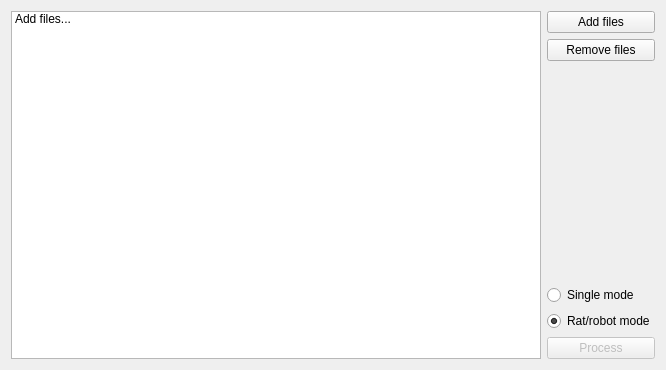
First picture: the form in evaluate.ui, repository fgu-cas/krocan-evaluator, before the edit.
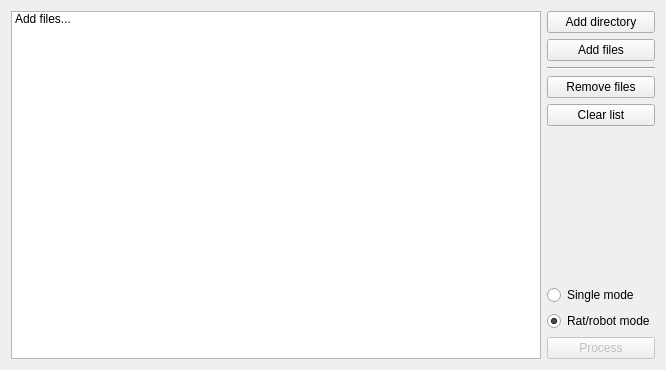
Second picture: the form after the edit.

Commit message: add "add directory" and "clear list" option

```diff
--- a/evaluate.ui
+++ b/evaluate.ui
@@ -25,6 +25,13 @@
    </item>
    <item>
     <layout class="QVBoxLayout" name="verticalLayout">
+     <item>
+      <widget class="QPushButton" name="addDirButton">
+       <property name="text">
+        <string>Add directory</string>
+       </property>
+      </widget>
+     </item>
      <item>
       <widget class="QPushButton" name="addButton">
        <property name="text">
@@ -32,6 +39,13 @@
        </property>
       </widget>
      </item>
+     <item>
+      <widget class="Line" name="line">
+       <property name="orientation">
+        <enum>Qt::Horizontal</enum>
+       </property>
+      </widget>
+     </item>
      <item>
       <widget class="QPushButton" name="removeButton">
        <property name="text">
@@ -39,6 +53,13 @@
        </property>
       </widget>
      </item>
+     <item>
+      <widget class="QPushButton" name="clearButton">
+       <property name="text">
+        <string>Clear list</string>
+       </property>
+      </widget>
+     </item>
      <item>
       <spacer name="verticalSpacer">
        <property name="orientation">
```
The commit also changes 2 other files.
